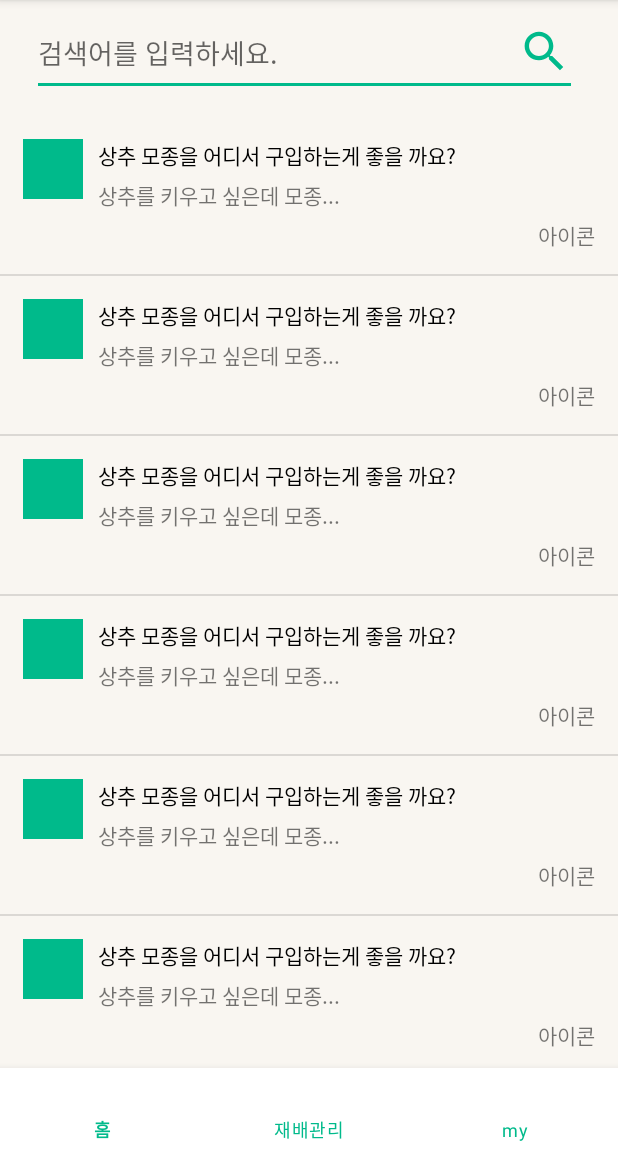
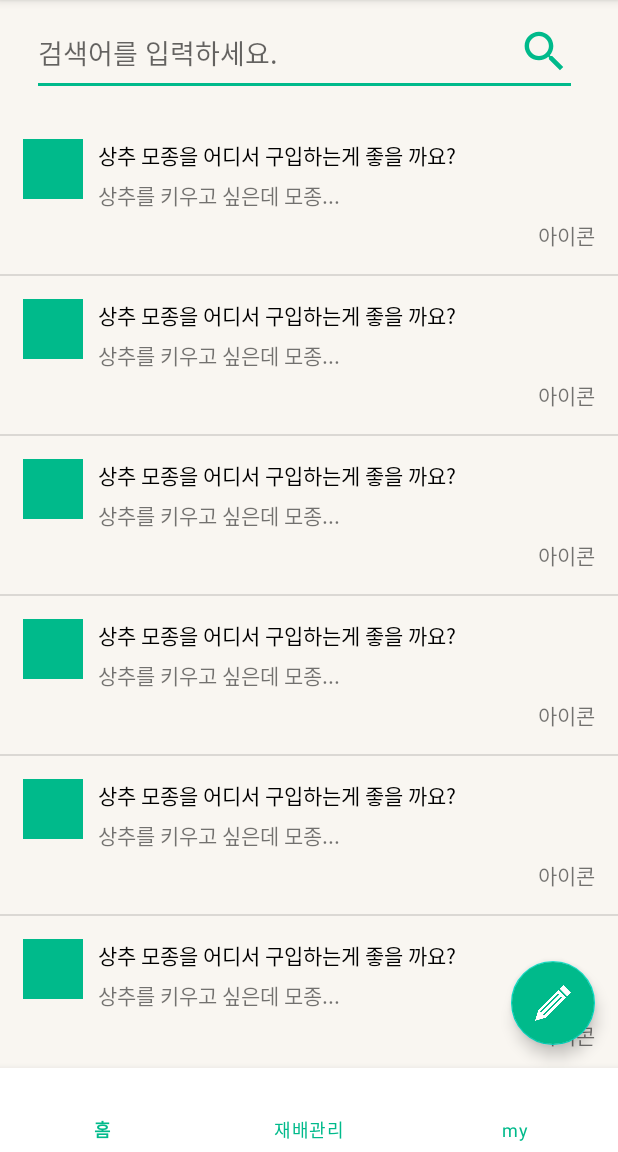
Before and after one commit to jin0220/FarmMonitoring, an Android app: the fragment CommunityFragment placed in its activity, on a phone screen of 412 x 824 dp, the part 84-1236 px from its top. Run offline under Robolectric (Android 15) with nearby library versions, the phone set to English and light mode, and no system bars; libraries missing offline, so code that uses them is left out: com.github.mikephil.charting; 92 statements that could not run were skipped.

Commit message:
CommunityWrite
커뮤니티 글쓰기 페이지 추가

```diff
--- a/app/src/main/AndroidManifest.xml
+++ b/app/src/main/AndroidManifest.xml
@@ -9,7 +9,9 @@
         android:roundIcon="@mipmap/ic_launcher_logo_round"
         android:supportsRtl="true"
         android:theme="@style/Theme.Farm_monitoring">
-        <activity android:name=".LoadingActivity"
+        <activity android:name=".CommunityWriteActivity"></activity>
+        <activity
+            android:name=".LoadingActivity"
             android:theme="@style/Theme.AppCompat.NoActionBar">
             <intent-filter>
                 <action android:name="android.intent.action.MAIN" />
@@ -22,7 +24,7 @@
         <activity
             android:name=".CommunityDetailActivity"
             android:windowSoftInputMode="adjustResize" />
-        <activity android:name=".MainActivity"></activity>
+        <activity android:name=".MainActivity" />
     </application>
 
 </manifest>
--- a/app/src/main/java/com/example/farm_monitoring/CommunityFragment.java
+++ b/app/src/main/java/com/example/farm_monitoring/CommunityFragment.java
@@ -1,5 +1,6 @@
 package com.example.farm_monitoring;
 
+import android.content.Intent;
 import android.os.Bundle;
 
 import androidx.fragment.app.Fragment;
@@ -10,6 +11,8 @@ import androidx.recyclerview.widget.RecyclerView;
 import android.view.LayoutInflater;
 import android.view.View;
 import android.view.ViewGroup;
+
+import com.google.android.material.floatingactionbutton.FloatingActionButton;
 
 public class CommunityFragment extends Fragment {
 
@@ -61,6 +64,15 @@ public class CommunityFragment extends Fragment {
         DividerItemDecoration dividerItemDecoration = new DividerItemDecoration(recyclerView.getContext(), new LinearLayoutManager(getContext()).getOrientation());
         recyclerView.addItemDecoration(dividerItemDecoration);
 
+        FloatingActionButton floatingActionButton = view.findViewById(R.id.floatingBtn);
+        floatingActionButton.setOnClickListener(new View.OnClickListener() {
+            @Override
+            public void onClick(View v) {
+                Intent intent = new Intent(getContext(), CommunityWriteActivity.class);
+                startActivity(intent);
+            }
+        });
+
         return view;
     }
 }
--- a/app/src/main/res/layout/fragment_community.xml
+++ b/app/src/main/res/layout/fragment_community.xml
@@ -1,5 +1,6 @@
 <?xml version="1.0" encoding="utf-8"?>
-<FrameLayout xmlns:android="http://schemas.android.com/apk/res/android"
+<RelativeLayout xmlns:android="http://schemas.android.com/apk/res/android"
+    xmlns:app="http://schemas.android.com/apk/res-auto"
     xmlns:tools="http://schemas.android.com/tools"
     android:layout_width="match_parent"
     android:layout_height="match_parent"
@@ -48,4 +49,16 @@
 
     </LinearLayout>
 
-</FrameLayout>
+    <com.google.android.material.floatingactionbutton.FloatingActionButton
+        android:id="@+id/floatingBtn"
+        android:layout_width="wrap_content"
+        android:layout_height="wrap_content"
+        android:layout_alignParentRight="true"
+        android:layout_alignParentBottom="true"
+        android:src="@drawable/ic_write"
+        app:tint="@color/white"
+        android:backgroundTint="@color/colorPrimary"
+        android:layout_margin="15dp"
+        android:clickable="true" />
+
+</RelativeLayout>
```
Also changed, not shown: app/src/main/java/com/example/farm_monitoring/CommunityWriteActivity.java (added, +40 -0 lines), app/src/main/res/layout/activity_community_write.xml (added, +30 -0 lines), app/src/main/res/menu/write_menu.xml (added, +9 -0 lines), app/src/main/res/drawable/ic_write.png (added).
